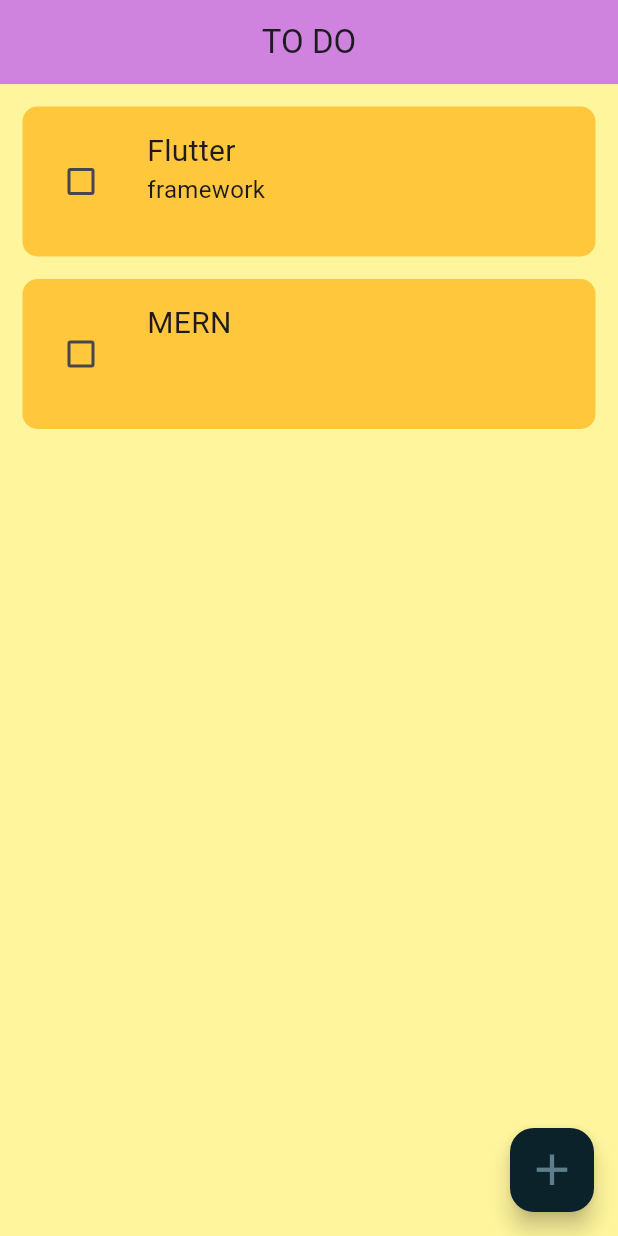
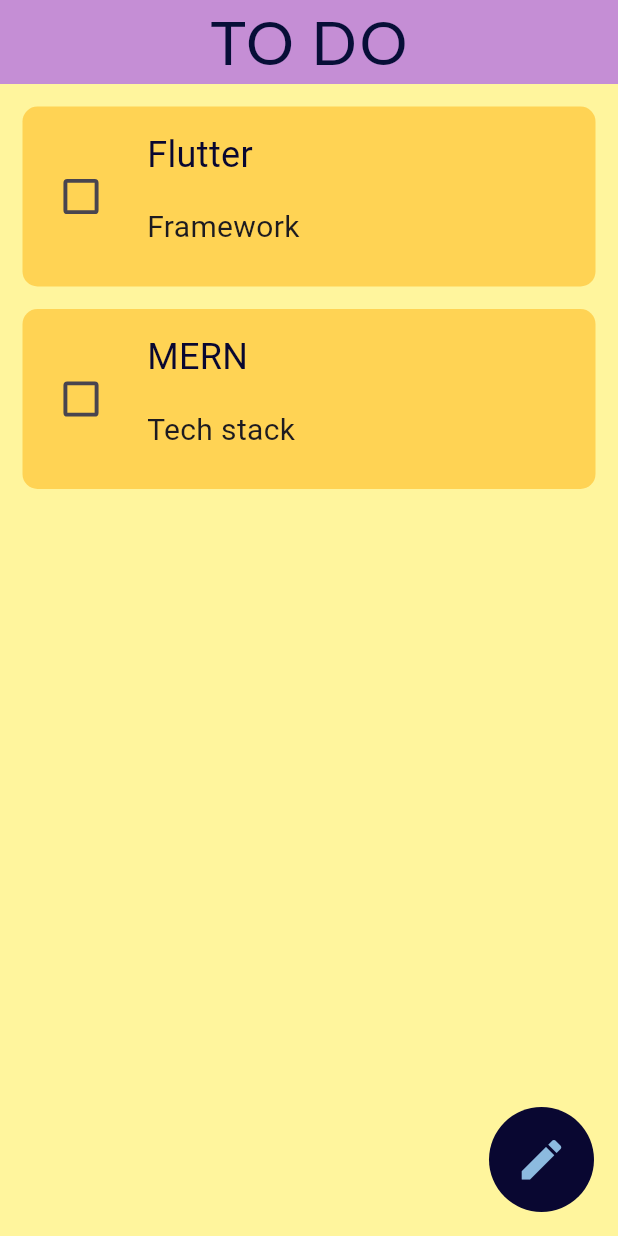
Before and after one commit to ArnobMahmud/To-Do-App, a Flutter app: the screen it shows after launch, on a phone screen of 412 x 824 dp. Run offline on Flutter 3.47's test engine with Material 3 defaults, Android fonts, the phone set to English and light mode, and no system bars; drawn by our look-alikes of flutter_slidable; our stand-ins replace google_fonts; Roboto replaces fonts that are missing (Alata).

```diff
--- /dev/null
+++ b/lib/db/dummy_model.dart
@@ -0,0 +1,4 @@
+List todoList = [
+  ['Flutter', 'Framework', false],
+  ['MERN', 'Tech stack', false],
+];
--- a/lib/main.dart
+++ b/lib/main.dart
@@ -9,13 +9,10 @@ class MyApp extends StatelessWidget {
   // This widget is the root of our application.
   @override
   Widget build(BuildContext context) {
-    return MaterialApp(
+    return const MaterialApp(
       debugShowCheckedModeBanner: false,
       title: 'TODO APP',
-      theme: ThemeData(
-        primarySwatch: Colors.purple,
-      ),
-      home: const HomePage(),
+      home: HomePage(),
     );
   }
 }
--- a/lib/pages/home_page.dart
+++ b/lib/pages/home_page.dart
@@ -1,6 +1,8 @@
 import 'package:flutter/material.dart';
+import '../db/dummy_model.dart';
 import '../widgets/dialog_box.dart';
 import '../widgets/task_tile.dart';
+import 'package:google_fonts/google_fonts.dart';
 
 class HomePage extends StatefulWidget {
   const HomePage({super.key});
@@ -12,11 +14,6 @@ class HomePage extends StatefulWidget {
 class _HomePageState extends State<HomePage> {
   final _titleController = TextEditingController();
   final _descController = TextEditingController();
-
-  List todoList = [
-    ['Flutter', 'framework', false],
-    ['MERN', '', false],
-  ];
 
   //chheck box
   void checkBoxChanged(bool? value, int? index) {
@@ -44,12 +41,23 @@ class _HomePageState extends State<HomePage> {
 
   // save task
   void saveNewTask() {
+    if (_titleController.text.isNotEmpty || _descController.text.isNotEmpty) {
       setState(() {
         todoList.add([_titleController.text, _descController.text, false]);
         _titleController.clear();
         _descController.clear();
       });
+    } else {
+      Navigator.of(context).pop;
+    }
     Navigator.of(context).pop();
+  }
+
+  // delete task
+  void deleteTask(int index) {
+    setState(() {
+      todoList.removeAt(index);
+    });
   }
 
   @override
@@ -57,17 +65,33 @@ class _HomePageState extends State<HomePage> {
     return Scaffold(
       backgroundColor: Colors.yellow[200],
       appBar: AppBar(
-        backgroundColor: const Color.fromARGB(255, 208, 131, 222),
-        title: const Text('TO DO'),
+        backgroundColor: const Color.fromARGB(255, 209, 150, 219),
+        title: Text(
+          'TO DO',
+          style: GoogleFonts.lato(
+            fontSize: 40,
+            color: const Color.fromARGB(255, 7, 14, 55),
+            letterSpacing: 2,
+          ),
+        ),
+        elevation: 7.0,
         centerTitle: true,
       ),
-      floatingActionButton: FloatingActionButton(
-        backgroundColor: const Color.fromARGB(255, 11, 34, 43),
+      floatingActionButton: Container(
+        width: 70.0,
+        height: 70.0,
+        decoration: BoxDecoration(
+          color: const Color.fromARGB(255, 9, 7, 49),
+          borderRadius: BorderRadius.circular(40),
+        ),
+        child: RawMaterialButton(
+          shape: const CircleBorder(),
           onPressed: createNewTask,
           child: const Icon(
-          Icons.add,
-          color: Colors.blueGrey,
+            Icons.edit,
             size: 35,
+            color: Color.fromARGB(255, 140, 186, 223),
+          ),
         ),
       ),
       body: ListView.builder(
@@ -78,6 +102,7 @@ class _HomePageState extends State<HomePage> {
             taskDes: todoList[index]?[1],
             taskCompleted: todoList[index]?[2],
             onChanged: (value) => checkBoxChanged(value, index),
+            deleteTask: (context) => deleteTask(index),
           );
         },
       ),
--- a/lib/widgets/task_tile.dart
+++ b/lib/widgets/task_tile.dart
@@ -1,9 +1,12 @@
 import 'package:flutter/material.dart';
+import 'package:flutter_slidable/flutter_slidable.dart';
+import 'package:google_fonts/google_fonts.dart';
 
 class TaskTile extends StatelessWidget {
   final String? taskTitle;
   final String? taskDes;
   final bool? taskCompleted;
+  final Function(BuildContext)? deleteTask;
   final Function(bool?)? onChanged;
 
   const TaskTile({
@@ -12,52 +15,97 @@ class TaskTile extends StatelessWidget {
     required this.taskCompleted,
     this.onChanged,
     this.taskDes,
+    required this.deleteTask,
   });
 
   @override
   Widget build(BuildContext context) {
-    return Container(
+    return Padding(
+      padding: const EdgeInsets.only(top: 15, left: 15, right: 15),
+      child: Slidable(
+        endActionPane: ActionPane(
+          motion: const StretchMotion(),
+          children: [
+            SlidableAction(
+              flex: 1,
+              onPressed: deleteTask,
+              backgroundColor: const Color(0xFFFE4A49),
+              foregroundColor: Colors.white,
+              icon: Icons.delete,
+              label: 'Delete',
+            ),
+          ],
+        ),
+        child: Container(
           padding: const EdgeInsets.all(15),
-      margin: const EdgeInsets.only(top: 15, right: 15, left: 15),
-      height: 100,
+          height: 120,
           width: double.infinity,
           decoration: const BoxDecoration(
-        color: Color.fromARGB(255, 255, 199, 59),
+            color: Color.fromARGB(190, 255, 199, 59),
             borderRadius: BorderRadius.all(
               Radius.circular(10),
             ),
           ),
           child: Row(
             children: [
-          Checkbox(value: taskCompleted!, onChanged: onChanged!),
+              Transform.scale(
+                scale: 1.3,
+                child: Checkbox(
+                  value: taskCompleted!,
+                  onChanged: onChanged!,
+                  mouseCursor: MouseCursor.defer,
+                  tristate: true,
+                  activeColor: const Color.fromARGB(216, 255, 64, 128),
+                  materialTapTargetSize: MaterialTapTargetSize.padded,
+                ),
+              ),
               const SizedBox(
                 width: 20,
               ),
-          Column(
+              Flexible(
+                child: Expanded(
+                  child: Column(
                     mainAxisAlignment: MainAxisAlignment.start,
                     crossAxisAlignment: CrossAxisAlignment.start,
                     children: [
-              Text(
+                      Expanded(
+                        child: Text(
                           taskTitle!,
-                style: TextStyle(
-                  fontSize: 20,
+                          style: GoogleFonts.roboto(
+                            fontSize: 24,
+                            fontWeight: FontWeight.w400,
+                            color: const Color.fromARGB(255, 9, 7, 49),
+                            decorationColor:
+                                const Color.fromARGB(255, 46, 11, 43),
                             decoration: taskCompleted!
                                 ? TextDecoration.lineThrough
                                 : TextDecoration.none,
                           ),
+                          overflow: TextOverflow.ellipsis,
                         ),
-              Text(
+                      ),
+                      Expanded(
+                        child: Text(
                           taskDes!,
-                style: TextStyle(
-                  fontSize: 16,
+                          style: GoogleFonts.alata(
+                            fontSize: 20,
+                            decorationColor:
+                                const Color.fromARGB(182, 49, 7, 45),
+                            height: 2,
                             decoration: taskCompleted!
                                 ? TextDecoration.lineThrough
                                 : TextDecoration.none,
                           ),
+                          overflow: TextOverflow.ellipsis,
+                        ),
                       ),
                     ],
+                  ),
+                ),
               )
             ],
+          ),
+        ),
       ),
     );
   }
--- a/pubspec.yaml
+++ b/pubspec.yaml
@@ -35,6 +35,8 @@ dependencies:
   # The following adds the Cupertino Icons font to your application.
   # Use with the CupertinoIcons class for iOS style icons.
   cupertino_icons: ^1.0.2
+  google_fonts: ^6.1.0
+  flutter_slidable: ^3.0.1
 
 dev_dependencies:
   flutter_test:
```
Also changed, not shown: lib/widgets/button.dart (+10 -2 lines), lib/widgets/custom_textfiled.dart (added, +46 -0 lines), lib/widgets/dialog_box.dart (+15 -19 lines), pubspec.lock, 2 other files. Lines whose indentation alone changed are shown as unchanged.
